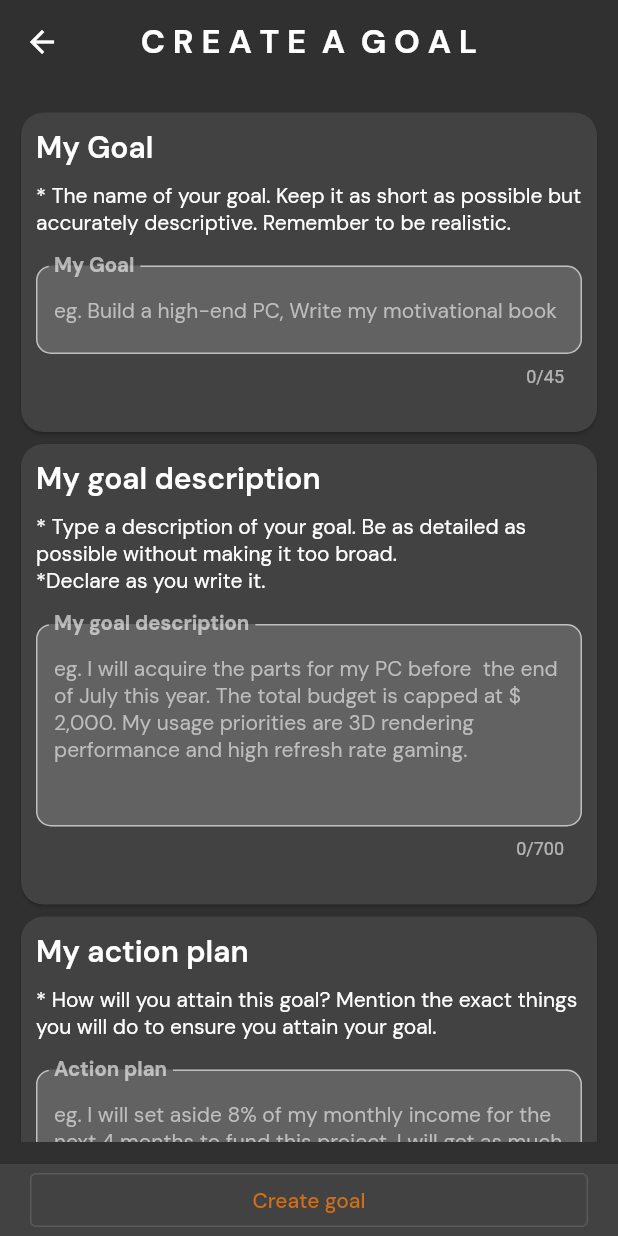
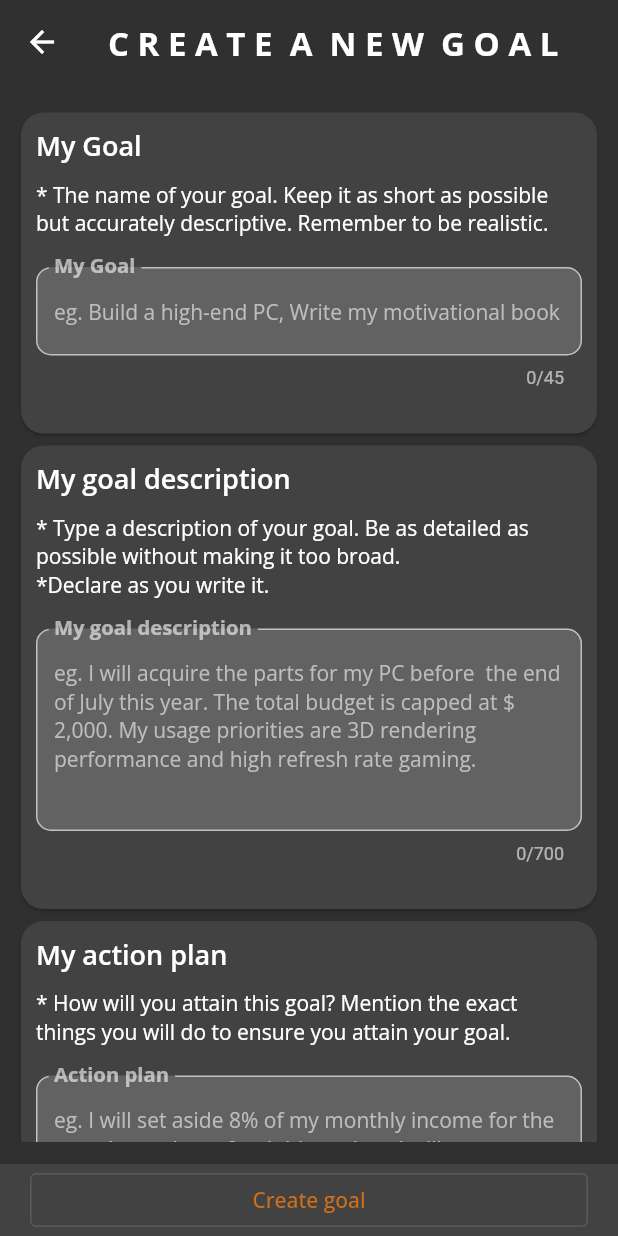
Before and after one commit to kdev135/goal_quest, a Flutter app: the screen it shows after launch, after a tap on the "add" icon, on a phone screen of 412 x 824 dp. Run offline on Flutter 3.47's test engine with Material 2 defaults, Android fonts, the phone set to English and light mode, and no system bars; drawn by our look-alikes of animated_text_kit; our stand-ins replace awesome_notifications, flutter_hooks, google_fonts, hive, hive_flutter; missing offline and left inert: android_alarm_manager_plus; accounts and stored records are empty.

Commit message:
animated page title added

```diff
--- /dev/null
+++ b/lib/models/ui_models/animated_page_title_model.dart
@@ -0,0 +1,28 @@
+
+import 'package:animated_text_kit/animated_text_kit.dart';
+import 'package:flutter/material.dart';
+import 'package:goal_quest/styles.dart';
+
+class AnimatedPageTitleModel extends StatelessWidget {
+  const AnimatedPageTitleModel({
+    Key? key,
+    required this.titleText,
+  }) : super(key: key);
+
+ final  String titleText;
+
+  @override
+  Widget build(BuildContext context) {
+    return AnimatedTextKit(
+      animatedTexts: [
+        TyperAnimatedText(
+          titleText,
+          textStyle: titleFont1,
+          speed: const Duration(milliseconds: 50),
+        ),
+      ],
+      isRepeatingAnimation: false,
+      pause: const Duration(milliseconds: 0),
+    );
+  }
+}
--- a/lib/screens/home_screen.dart
+++ b/lib/screens/home_screen.dart
@@ -2,6 +2,7 @@ import 'package:awesome_notifications/awesome_notifications.dart';
 import 'package:flutter/material.dart';
 import 'package:goal_quest/components/custom_clip_path.dart';
 import 'package:goal_quest/components/no_goal_widget.dart';
+import 'package:goal_quest/models/ui_models/animated_page_title_model.dart';
 import 'package:goal_quest/models/ui_models/goal_card_model.dart';
 import 'package:goal_quest/constants.dart';
 import 'package:goal_quest/operations/notification_handler.dart';
@@ -76,10 +77,7 @@ class HomeScreen extends StatelessWidget {
                 child: Column(
                   crossAxisAlignment: CrossAxisAlignment.start,
                   children: [
-                    Text(
-                      'M Y  G O A L S',
-                      style: titleFont1,
-                    ),
+                    const AnimatedPageTitleModel(titleText: 'M Y  G O A L S'),
                     goalBox.isEmpty ? const NoGoalsWidget() : const GoalListview()
                   ],
                 ),
@@ -103,7 +101,7 @@ class HomeScreen extends StatelessWidget {
                 },
               ),
               IconButton(
-                icon: Icon(Icons.settings),
+                icon: const Icon(Icons.settings),
                 onPressed: () {},
               )
             ],
--- a/lib/screens/new_goal_screen.dart
+++ b/lib/screens/new_goal_screen.dart
@@ -1,6 +1,7 @@
 import 'package:flutter/material.dart';
 import 'package:flutter_hooks/flutter_hooks.dart';
 import 'package:goal_quest/constants.dart';
+import 'package:goal_quest/models/ui_models/animated_page_title_model.dart';
 import 'package:goal_quest/models/ui_models/goal_prop_card_model.dart';
 import 'package:goal_quest/styles.dart';
 import 'package:hive/hive.dart';
@@ -27,10 +28,7 @@ class NewGoalScreen extends HookWidget {
         leading: BackButton(
           onPressed: () => Navigator.pop(context),
         ),
-        title: Text(
-          'C R E A T E  A  G O A L',
-          style: titleFont1,
-        ),
+        title: const AnimatedPageTitleModel(titleText:   'C R E A T E  A  N E W  G O A L',),
         backgroundColor: Colors.transparent,
         shadowColor: Colors.transparent,
         centerTitle: true,
--- a/lib/styles.dart
+++ b/lib/styles.dart
@@ -1,9 +1,9 @@
 import 'package:flutter/material.dart';
 import 'package:google_fonts/google_fonts.dart';
 
-final TextStyle titleFont1 = GoogleFonts.dmSans(fontSize: 22, fontWeight: FontWeight.bold);
-final TextStyle quoteFont = GoogleFonts.dmSans(fontSize: 14, fontStyle: FontStyle.italic);
-final TextStyle subtextFont = GoogleFonts.dmSans(fontSize: 14,  color: Colors.grey.shade400);
-final TextStyle titleFont2 = GoogleFonts.dmSans(fontSize: 20, fontWeight: FontWeight.w600);
-final TextStyle defaultFont = GoogleFonts.dmSans(fontSize: 14);
-final TextStyle textFieldLabelFont = GoogleFonts.dmSans(fontSize: 18, fontWeight: FontWeight.bold);
+final TextStyle titleFont1 = GoogleFonts.openSans(fontSize: 22, fontWeight: FontWeight.bold);
+final TextStyle quoteFont = GoogleFonts.openSans(fontSize: 14, fontStyle: FontStyle.italic);
+final TextStyle subtextFont = GoogleFonts.openSans(fontSize: 14,  color: Colors.grey.shade400);
+final TextStyle titleFont2 = GoogleFonts.openSans(fontSize: 18, fontWeight: FontWeight.w600);
+final TextStyle defaultFont = GoogleFonts.openSans(fontSize: 14);
+final TextStyle textFieldLabelFont = GoogleFonts.openSans(fontSize: 18, fontWeight: FontWeight.bold);
--- a/pubspec.yaml
+++ b/pubspec.yaml
@@ -38,7 +38,8 @@ dependencies:
   google_fonts: ^3.0.1
   hive: ^2.2.3
   hive_flutter: ^1.1.0
-  sizer: ^2.0.15
+
+  animated_text_kit: ^4.2.2
 
 dev_dependencies:
   build_runner: ^2.3.3
```
Also changed, not shown: lib/models/ui_models/goal_card_model.dart (+7 -7 lines), lib/screens/completed_goals_screen.dart (+5 -6 lines), lib/screens/goal_screen.dart (+7 -10 lines), pubspec.lock.
